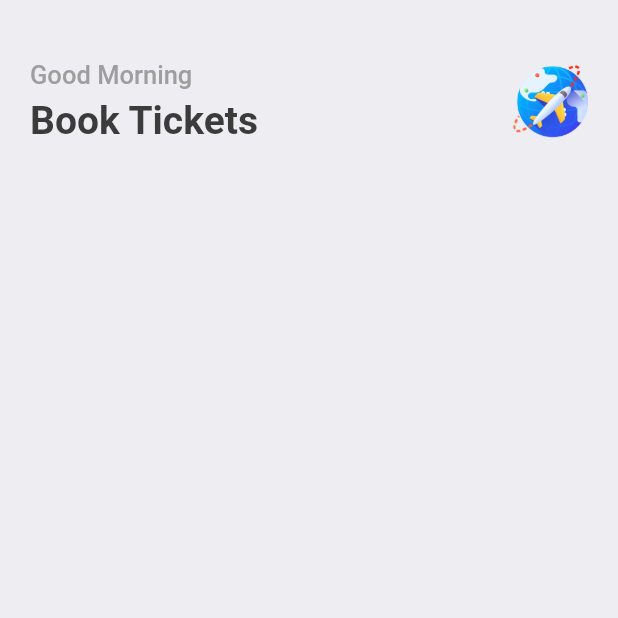
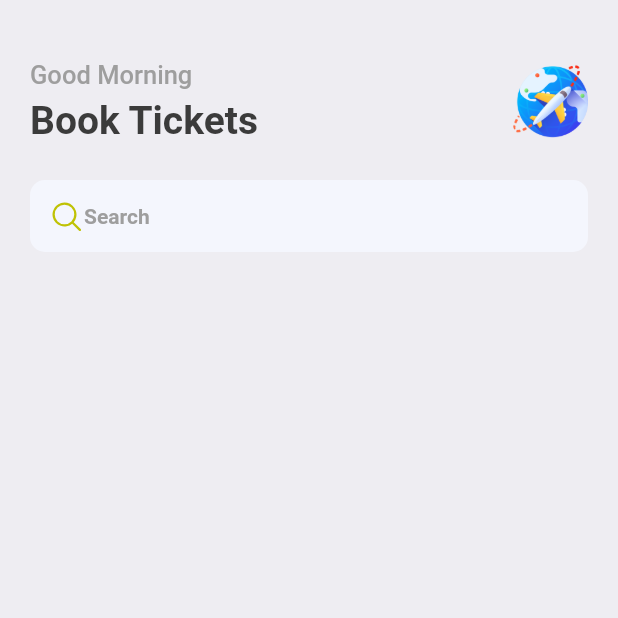
Before and after one commit to NGOMNGOM/Ticket-Booking-App, a Flutter app: the screen it shows after launch, on a phone screen of 412 x 824 dp, the top half of it. Run offline on Flutter 3.47's test engine with Material 2 defaults, Android fonts, the phone set to English and light mode, and no system bars; our stand-ins replace fluentui_icons, gap.

Commit message:
search bar

```diff
--- a/ticket_booking_app/lib/screens/home_screen.dart
+++ b/ticket_booking_app/lib/screens/home_screen.dart
@@ -1,3 +1,4 @@
+import 'package:fluentui_icons/fluentui_icons.dart';
 import 'package:flutter/material.dart';
 import 'package:gap/gap.dart';
 
@@ -42,6 +43,23 @@ class HomeScreen extends StatelessWidget {
                         )
                       ],
                     ),
+                    const Gap(25),
+                    Container(
+                      decoration: BoxDecoration(
+                          color: Color(0xFFF4F6FD),
+                          borderRadius: BorderRadius.circular(10)),
+                      padding:
+                          EdgeInsets.symmetric(horizontal: 12, vertical: 12),
+                      child: Row(
+                        children: [
+                          Icon(
+                            FluentSystemIcons.ic_fluent_search_regular,
+                            color: Color(0xFFBFC205),
+                          ),
+                          Text("Search", style: Style.headLineStlye4)
+                        ],
+                      ),
+                    )
                   ],
                 ))
           ],
```
